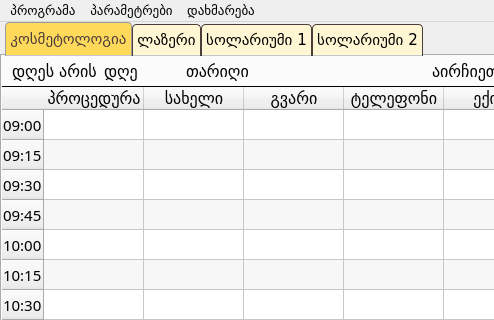
First picture: the form in ui/main_window.ui, repository bekashvelidze/renew-commercial, before the edit; both pictures show x 0 to 494 and y 0 to 320 of the 1000 by 561 pixel window.
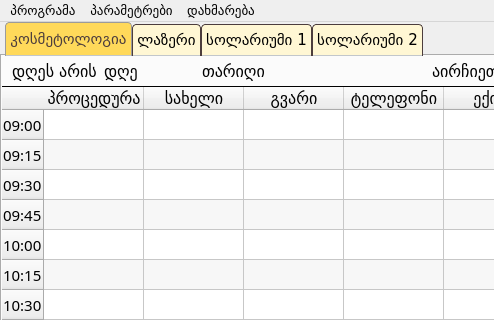
Second picture: the form after the edit.

Commit message: application is ready.

Diff of the .ui file:
```diff
--- a/ui/main_window.ui
+++ b/ui/main_window.ui
@@ -759,7 +759,7 @@
      <widget class="QLabel" name="current_date">
       <property name="geometry">
        <rect>
-        <x>184</x>
+        <x>200</x>
         <y>6</y>
         <width>120</width>
         <height>19</height>
```
Left out of the diff: 6 changed lines with no effect on the pictures. The commit also changes 2 other files.
